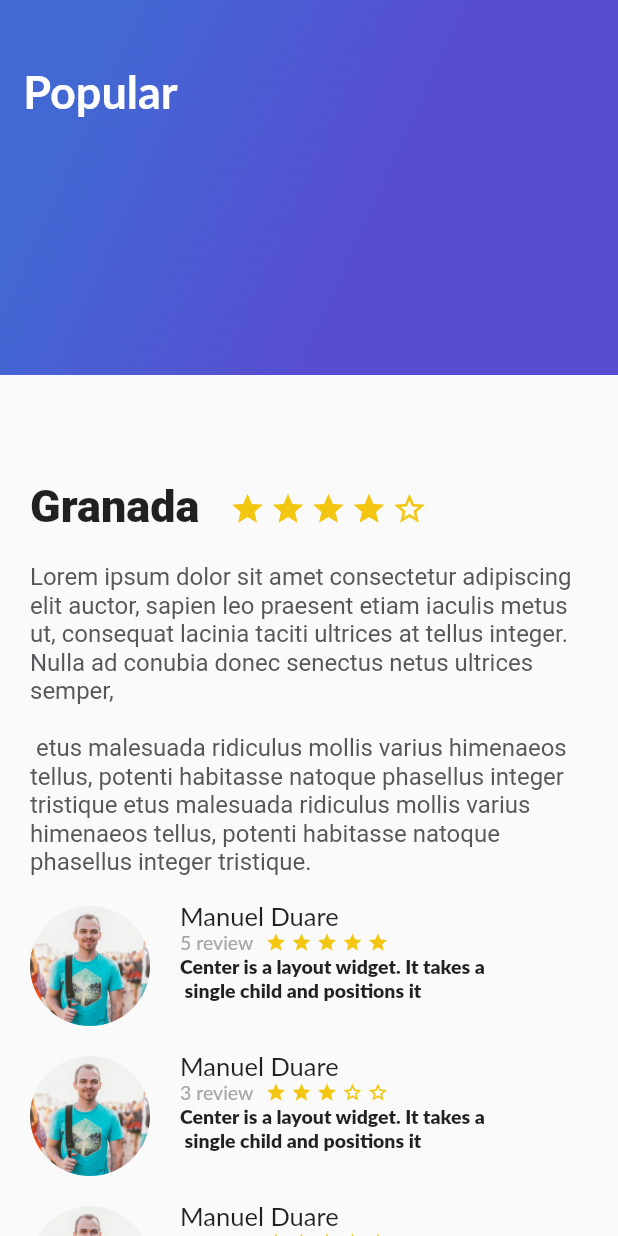
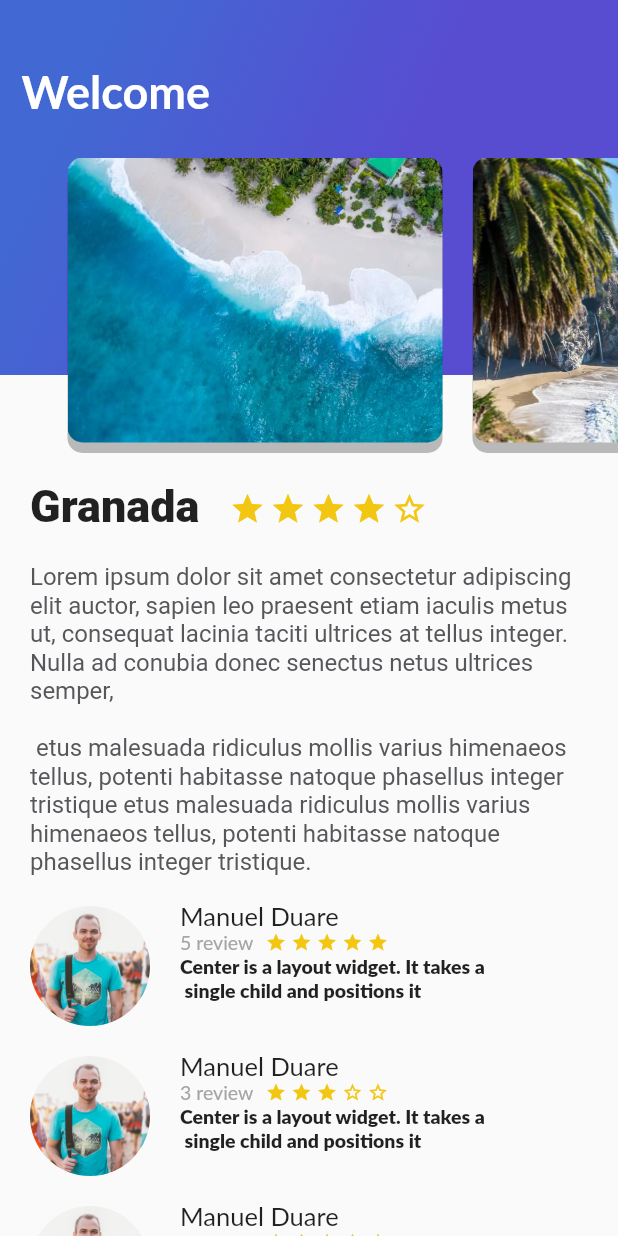
Before and after one commit to manuelduarte077/trips_app_fluter, a Flutter app: the screen it shows after launch, on a phone screen of 412 x 824 dp. Run offline on Flutter 3.47's test engine with Material 2 defaults, Android fonts, the phone set to English and light mode, and no system bars; Roboto replaces fonts that are missing (Lato).

```diff
--- a/lib/card_image.dart
+++ b/lib/card_image.dart
@@ -21,7 +21,7 @@ class CardImage extends StatelessWidget {
           borderRadius: BorderRadius.all(Radius.circular(10.0)),
           shape: BoxShape.rectangle,
           boxShadow: <BoxShadow>[
-            BoxShadow(color: Colors.black38, offset: Offset(0.0, 7.0))
+            BoxShadow(color: Colors.black26, offset: Offset(0.0, 7.0))
           ]),
     );
 
--- /dev/null
+++ b/lib/card_image_list.dart
@@ -0,0 +1,31 @@
+import 'package:flutter/cupertino.dart';
+import 'package:flutter/material.dart';
+import 'card_image.dart';
+
+class CardImageList extends StatelessWidget {
+
+  @override
+  Widget build(BuildContext context) {
+    // TODO: implement build
+
+    return Container(
+      height: 320.0,
+      child: ListView(
+        padding: EdgeInsets.all(25.0),
+        scrollDirection: Axis.horizontal,
+        children: [
+          CardImage("assets/img/beach.jpeg"),
+          CardImage("assets/img/beach_palm.jpeg"),
+          CardImage("assets/img/mountain_stars.jpeg"),
+          CardImage("assets/img/mountain.jpeg"),
+          CardImage("assets/img/river.jpeg"),
+          CardImage("assets/img/sunset.jpeg"),
+        ],
+      ),
+    );
+
+
+  }
+
+
+}
--- /dev/null
+++ b/lib/header_appbar.dart
@@ -0,0 +1,19 @@
+import 'package:flutter/material.dart';
+import 'package:tripss_app/card_image_list.dart';
+import 'package:tripss_app/gradient_back.dart';
+
+
+class HeaderAppbar extends StatelessWidget{
+
+  @override
+  Widget build(BuildContext context) {
+    // TODO: implement build
+    return Stack(
+      children: [
+        GradientBack("Welcome"),
+        CardImageList()
+      ],
+    );
+  }
+
+}
--- a/lib/main.dart
+++ b/lib/main.dart
@@ -2,6 +2,7 @@ import 'package:flutter/material.dart';
 import 'package:tripss_app/review.dart';
 import 'description_place.dart';
 import 'review_list.dart';
+import 'header_appbar.dart';
 
 import 'gradient_back.dart';
 
@@ -29,7 +30,7 @@ class MyApp extends StatelessWidget {
                   ReviewList()
                 ],
               ),
-              GradientBack("Popular")
+              HeaderAppbar()
             ],
           ),
         ) //MyHomePage(title: 'Flutter Demo Home Page'),
```
Also changed, not shown: assets/img/ana.jpg, assets/img/ann.jpg, assets/img/beach.jpeg, assets/img/beach_palm.jpeg, assets/img/girl.jpg, assets/img/mountain.jpeg, assets/img/mountain_stars.jpeg, assets/img/people.jpg, assets/img/river.jpeg, assets/img/sunset.jpeg.
